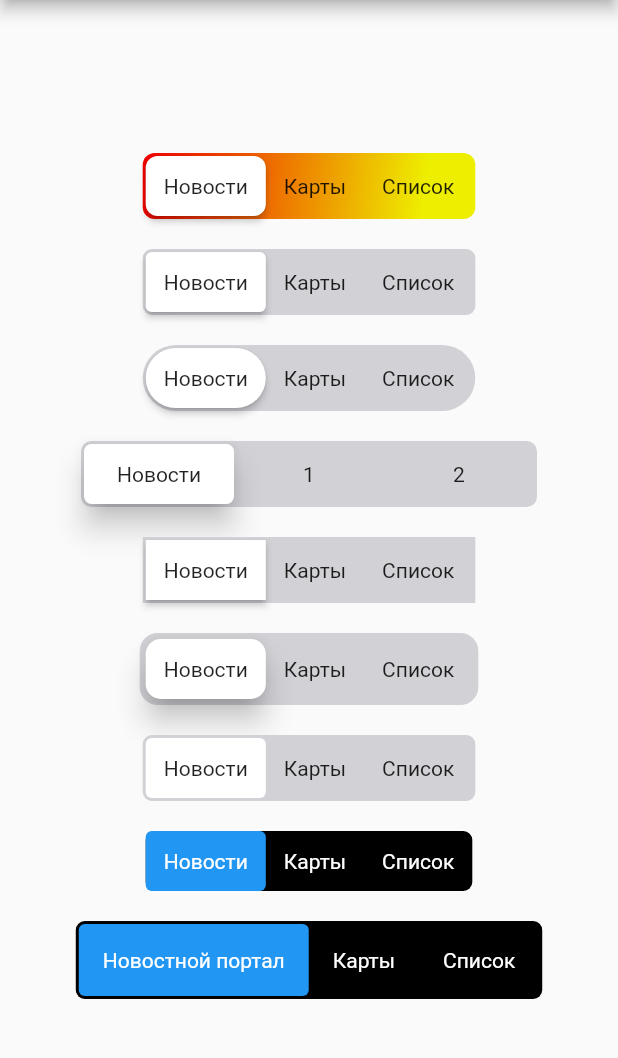
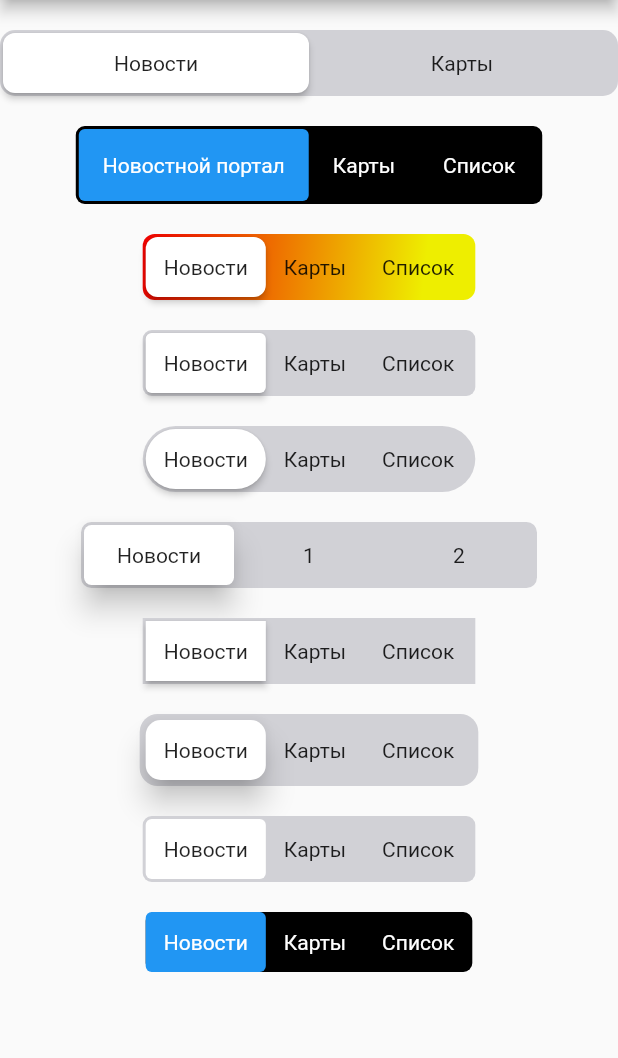
Before and after one commit to hadukin/custom_sliding_segmented_control, a Flutter app: the screen it shows after launch, on a phone screen of 412 x 824 dp, the part 84-1142 px from its top. Run offline on Flutter 3.47's test engine with Material 2 defaults, Android fonts, the phone set to English and light mode, and no system bars.

```diff
--- a/example/lib/main.dart
+++ b/example/lib/main.dart
@@ -36,12 +36,61 @@ class _MyHomePageState extends State<MyHomePage> {
       appBar: AppBar(
         title: Text('Custom Sliding Segmented'),
       ),
-      body: Center(
+      body: SingleChildScrollView(
+        child: Container(
           child: Column(
+            mainAxisSize: MainAxisSize.min,
             mainAxisAlignment: MainAxisAlignment.center,
             crossAxisAlignment: CrossAxisAlignment.center,
-          mainAxisSize: MainAxisSize.min,
             children: [
+              const SizedBox(height: 20),
+              CustomSlidingSegmentedControl<SegmentType>(
+                elevation: 2,
+                isStretch: true,
+                children: {
+                  SegmentType.news: Text(
+                    'Новости',
+                    textAlign: TextAlign.center,
+                  ),
+                  SegmentType.map: Text(
+                    'Карты',
+                    textAlign: TextAlign.center,
+                  ),
+                },
+                radius: 8,
+                onValueChanged: (v) {
+                  print(v);
+                },
+              ),
+              const SizedBox(height: 20),
+              CustomSlidingSegmentedControl<SegmentType>(
+                children: {
+                  SegmentType.news: Text(
+                    'Новостной портал',
+                    style: TextStyle(color: Colors.white),
+                  ),
+                  SegmentType.map: Text(
+                    'Карты',
+                    style: TextStyle(color: Colors.white),
+                  ),
+                  SegmentType.paper: Text(
+                    'Список',
+                    style: TextStyle(color: Colors.white),
+                  ),
+                },
+                elevation: 0,
+                innerPadding: 2,
+                padding: 16,
+                backgroundColor: Colors.black,
+                thumbColor: Colors.blue,
+                textColor: Colors.white,
+                duration: Duration(milliseconds: 300),
+                curve: Curves.easeInToLinear,
+                onValueChanged: (SegmentType v) {
+                  print(v);
+                },
+              ),
+              const SizedBox(height: 20),
               CustomSlidingSegmentedControl<SegmentType>(
                 elevation: 2,
                 children: {
@@ -94,7 +143,8 @@ class _MyHomePageState extends State<MyHomePage> {
               CustomSlidingSegmentedControl<SegmentType>(
                 fixedWidth: 100,
                 children: {
-                SegmentType.news: Text('Новости', textAlign: TextAlign.center),
+                  SegmentType.news:
+                      Text('Новости', textAlign: TextAlign.center),
                   SegmentType.map: Text('1', textAlign: TextAlign.center),
                   SegmentType.paper: Text('2', textAlign: TextAlign.center),
                 },
@@ -170,35 +220,8 @@ class _MyHomePageState extends State<MyHomePage> {
                   print(v);
                 },
               ),
-            const SizedBox(height: 20),
-            CustomSlidingSegmentedControl<SegmentType>(
-              children: {
-                SegmentType.news: Text(
-                  'Новостной портал',
-                  style: TextStyle(color: Colors.white),
+            ],
           ),
-                SegmentType.map: Text(
-                  'Карты',
-                  style: TextStyle(color: Colors.white),
-                ),
-                SegmentType.paper: Text(
-                  'Список',
-                  style: TextStyle(color: Colors.white),
-                ),
-              },
-              elevation: 0,
-              innerPadding: 2,
-              padding: 16,
-              backgroundColor: Colors.black,
-              thumbColor: Colors.blue,
-              textColor: Colors.white,
-              duration: Duration(milliseconds: 300),
-              curve: Curves.easeInToLinear,
-              onValueChanged: (SegmentType v) {
-                print(v);
-              },
-            ),
-          ],
         ),
       ),
     );
--- a/lib/src/widget.dart
+++ b/lib/src/widget.dart
@@ -21,6 +21,7 @@ class CustomSlidingSegmentedControl<T> extends StatefulWidget {
     this.padding = 12,
     this.fixedWidth,
     this.decoration,
+    this.isStretch = false,
   })  : assert(children.length != 0),
         super(key: key);
   final BoxDecoration? decoration;
@@ -36,6 +37,7 @@ class CustomSlidingSegmentedControl<T> extends StatefulWidget {
   final double padding;
   final double? fixedWidth;
   final Map<T, Widget> children;
+  final bool isStretch;
   final T? initialValue;
 
   @override
@@ -97,12 +99,8 @@ class _CustomSlidingSegmentedControlState<T>
     }
   }
 
-  @override
-  Widget build(BuildContext context) {
-    return Row(
-      mainAxisSize: MainAxisSize.min,
-      children: [
-        Container(
+  Widget layout() {
+    return Container(
       decoration: widget.decoration ??
           BoxDecoration(
             color: widget.backgroundColor,
@@ -132,11 +130,15 @@ class _CustomSlidingSegmentedControlState<T>
                       onChange: (v) {
                         _calculateSize(v, item);
                       },
+                      child: widget.isStretch
+                          ? Expanded(
                               child: InkWell(
-                            borderRadius: BorderRadius.circular(widget.radius),
+                                borderRadius:
+                                    BorderRadius.circular(widget.radius),
                                 onTap: () {
                                   _onTapItem(item);
                                 },
+                                child: Center(
                                   child: Container(
                                     width: widget.fixedWidth,
                                     padding: EdgeInsets.all(widget.padding),
@@ -148,13 +150,46 @@ class _CustomSlidingSegmentedControlState<T>
                                   ),
                                 ),
                               ),
+                            )
+                          : InkWell(
+                              borderRadius:
+                                  BorderRadius.circular(widget.radius),
+                              onTap: () {
+                                _onTapItem(item);
+                              },
+                              child: Center(
+                                child: Container(
+                                  width: widget.fixedWidth,
+                                  padding: EdgeInsets.all(widget.padding),
+                                  decoration: BoxDecoration(
+                                    borderRadius:
+                                        BorderRadius.circular(widget.radius),
+                                  ),
+                                  child: item.value,
+                                ),
+                              ),
+                            ),
+                    ),
                 ],
               ),
             ],
           ),
         ],
       ),
-        ),
+    );
+  }
+
+  @override
+  Widget build(BuildContext context) {
+    return Row(
+      mainAxisSize: MainAxisSize.min,
+      children: [
+        if (widget.isStretch)
+          Expanded(
+            child: layout(),
+          )
+        else
+          layout()
       ],
     );
   }
--- a/pubspec.yaml
+++ b/pubspec.yaml
@@ -1,6 +1,6 @@
 name: custom_sliding_segmented_control
 description: CustomSlidingSegmentedControl
-version: 1.0.0
+version: 1.1.0
 homepage: https://github.com/hadukin/custom_sliding_segmented_control
 repository: https://github.com/hadukin/custom_sliding_segmented_control
 
```
Also changed, not shown: 1 other file. Lines whose indentation alone changed are shown as unchanged.
